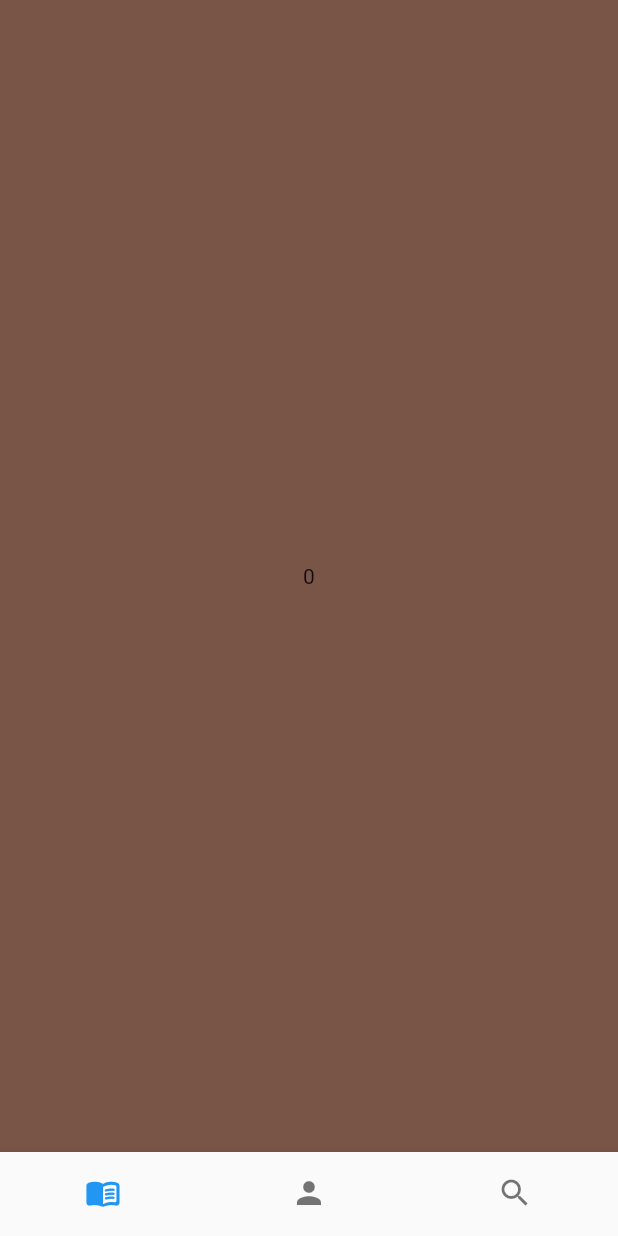
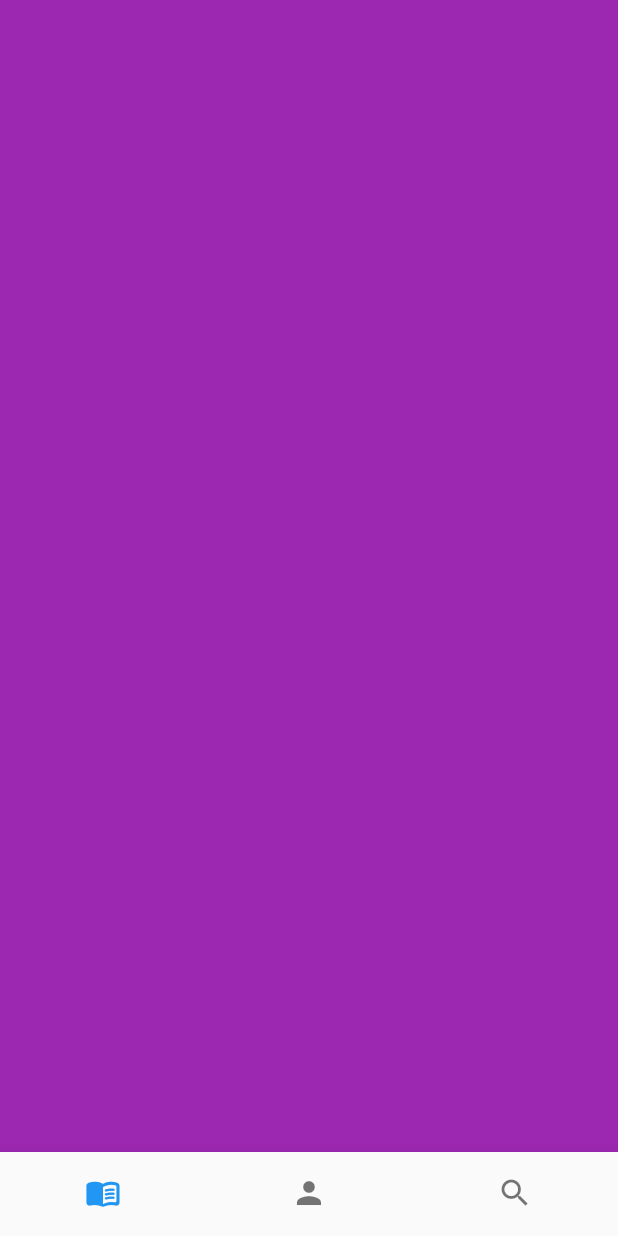
Before and after one commit to Vasques1995/dragonfruit, a Flutter app: the screen it shows after launch, on a phone screen of 412 x 824 dp. Run offline on Flutter 3.47's test engine with Material 2 defaults, Android fonts, the light colour scheme and no system bars; our stand-ins replace flutter_mobx, flutter_modular, mobx; generated files the repository leaves out were written again.

Commit message:
🐲[FEATURE](Loader): Created general LoaderWidget
Adapted HomePage to show WorkInProgress

```diff
--- /dev/null
+++ b/lib/core/component/loader_widget.dart
@@ -0,0 +1,15 @@
+import 'package:flutter/material.dart';
+
+class LoaderWidget extends StatelessWidget {
+  final Color color;
+
+  const LoaderWidget({Key? key, this.color = Colors.pinkAccent})
+      : super(key: key);
+
+  @override
+  Widget build(BuildContext context) {
+    return CircularProgressIndicator(
+      valueColor: AlwaysStoppedAnimation<Color>(color),
+    );
+  }
+}
--- a/lib/modules/home/page/home_page.dart
+++ b/lib/modules/home/page/home_page.dart
@@ -1,5 +1,6 @@
 import 'dart:math';
 
+import 'package:dragonfruit/core/component/work_in_progress_widget.dart';
 import 'package:dragonfruit/modules/home/controller/home_controller.dart';
 import 'package:flutter/material.dart';
 import 'package:flutter_mobx/flutter_mobx.dart';
@@ -41,13 +42,25 @@ class _HomePageState extends ModularState<HomePage, HomeController> {
           child: PageView(
         controller: controller.pageController,
         physics: NeverScrollableScrollPhysics(),
-        children: List.generate(
-            3,
-            (index) => Container(
-                  color: Colors
-                      .primaries[Random().nextInt(Colors.primaries.length)],
-                  child: Center(child: Text(index.toString())),
-                )),
+        children: [
+          Container(
+            color: Colors.purple,
+          ),
+          Container(
+            color: Colors.pink,
+            child: Center(
+                child: WorkInProgressWidget(
+              message: 'Trabalho em progresso, talvez na próxima versão',
+            )),
+          ),
+          Container(
+            color: Colors.teal,
+            child: Center(
+                child: WorkInProgressWidget(
+              message: 'Trabalho em progresso, talvez na próxima versão',
+            )),
+          ),
+        ],
       )),
     );
   }
```
